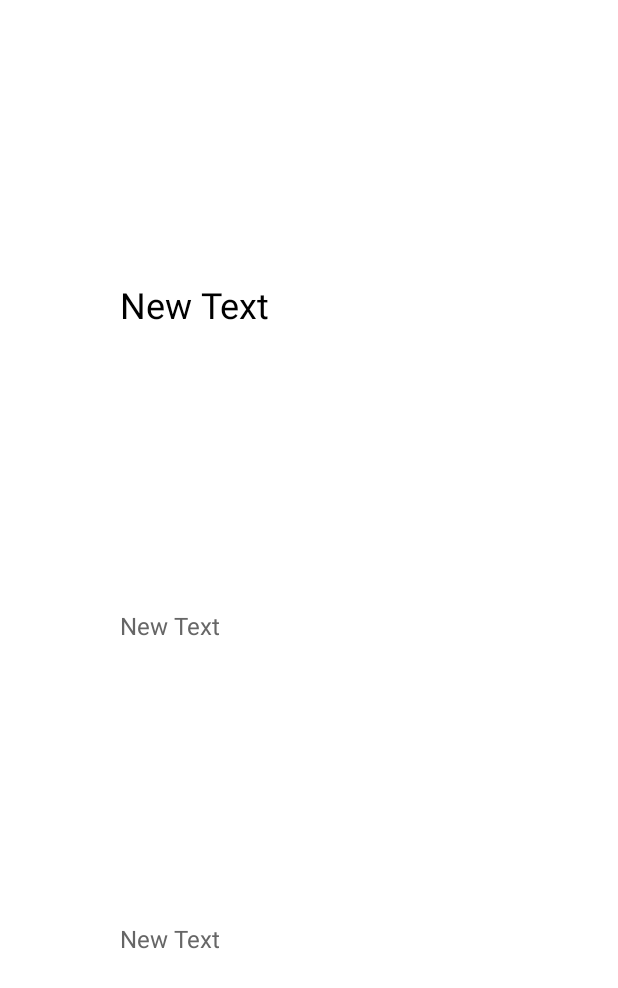
After one commit to garam0410/BPM-Service, an Android app: the layout searchlist_item.xml on its own in the app's theme, with its tools: preview values and no code run, on a phone screen of 412 x 824 dp. The commit adds this screen. Shown: the top 988 px of the screen. Run offline under Robolectric (Android 15) with nearby library versions, the phone set to English and light mode, and no system bars.

Commit message:
검색 화면 구현

```diff
--- a/Application/build.gradle
+++ b/Application/build.gradle
@@ -2,6 +2,7 @@
 buildscript {
     repositories {
         google()
+        mavenCentral()
         jcenter()
     }
     dependencies {
--- a/Application/mobile/build.gradle
+++ b/Application/mobile/build.gradle
@@ -33,6 +33,8 @@ dependencies {
     implementation 'com.google.android.material:material:1.3.0'
     implementation 'com.google.android.gms:play-services-wearable:17.1.0'
     implementation 'androidx.constraintlayout:constraintlayout:2.0.4'
+    implementation 'com.github.bumptech.glide:glide:4.9.0'
+    annotationProcessor 'com.github.bumptech.glide:compiler:4.9.0'
     testImplementation 'junit:junit:4.+'
     androidTestImplementation 'androidx.test.ext:junit:1.1.2'
     androidTestImplementation 'androidx.test.espresso:espresso-core:3.3.0'
--- a/Application/mobile/src/main/java/com/example/bpm_service/MainActivity.java
+++ b/Application/mobile/src/main/java/com/example/bpm_service/MainActivity.java
@@ -1,6 +1,7 @@
 package com.example.bpm_service;
 
 import androidx.annotation.NonNull;
+import androidx.appcompat.app.ActionBar;
 import androidx.appcompat.app.AppCompatActivity;
 import androidx.fragment.app.Fragment;
 import androidx.fragment.app.FragmentManager;
@@ -32,6 +33,10 @@ public class MainActivity extends AppCompatActivity {
     protected void onCreate(Bundle savedInstanceState) {
         super.onCreate(savedInstanceState);
         setContentView(R.layout.activity_main);
+
+        //상단바 숨기기
+        ActionBar actionBar = getSupportActionBar();
+        actionBar.hide();
 
         bottomNavigationView = findViewById(R.id.bottomNavigationBar);
         bottomNavigationView.setSelectedItemId(R.id.action_home);
--- a/Application/mobile/src/main/java/com/example/bpm_service/home/HomeActivity.java
+++ b/Application/mobile/src/main/java/com/example/bpm_service/home/HomeActivity.java
@@ -2,6 +2,7 @@ package com.example.bpm_service.home;
 
 import androidx.annotation.NonNull;
 import androidx.annotation.Nullable;
+import androidx.appcompat.app.ActionBar;
 import androidx.appcompat.app.AppCompatActivity;
 import androidx.fragment.app.Fragment;
 
@@ -11,13 +12,15 @@ import android.view.LayoutInflater;
 import android.view.View;
 import android.view.ViewGroup;
 
+import com.example.bpm_service.MainActivity;
 import com.example.bpm_service.R;
 
 public class HomeActivity extends Fragment {
     public View onCreateView(@NonNull LayoutInflater inflater, @Nullable ViewGroup container, @Nullable Bundle saveInstanceState){
         View view = inflater.inflate(R.layout.activity_home, container, false);
 
-        //정의
+        ActionBar actionbar = ((MainActivity)getActivity()).getSupportActionBar();
+        actionbar.hide();
 
         return view;
     }
--- a/Application/mobile/src/main/java/com/example/bpm_service/login/FindActivity.java
+++ b/Application/mobile/src/main/java/com/example/bpm_service/login/FindActivity.java
@@ -1,5 +1,6 @@
 package com.example.bpm_service.login;
 
+import androidx.appcompat.app.ActionBar;
 import androidx.appcompat.app.AppCompatActivity;
 
 import android.app.AlertDialog;
@@ -32,6 +33,10 @@ public class FindActivity extends AppCompatActivity {
     protected void onCreate(Bundle savedInstanceState) {
         super.onCreate(savedInstanceState);
         setContentView(R.layout.activity_find);
+
+        //상단바 숨기기
+        ActionBar actionBar = getSupportActionBar();
+        actionBar.hide();
 
         // 로딩 정의
         progressDialog = new ProgressDialog(this);
--- a/Application/mobile/src/main/java/com/example/bpm_service/login/LoginActivity.java
+++ b/Application/mobile/src/main/java/com/example/bpm_service/login/LoginActivity.java
@@ -1,5 +1,6 @@
 package com.example.bpm_service.login;
 
+import androidx.appcompat.app.ActionBar;
 import androidx.appcompat.app.AppCompatActivity;
 
 import android.app.AlertDialog;
@@ -38,6 +39,10 @@ public class LoginActivity extends AppCompatActivity {
     protected void onCreate(Bundle savedInstanceState) {
         super.onCreate(savedInstanceState);
         setContentView(R.layout.activity_login);
+
+        //상단바 숨기기
+        ActionBar actionBar = getSupportActionBar();
+        actionBar.hide();
 
         // 로딩 정의
         progressDialog = new ProgressDialog(this);
--- a/Application/mobile/src/main/java/com/example/bpm_service/login/RegisterActivity.java
+++ b/Application/mobile/src/main/java/com/example/bpm_service/login/RegisterActivity.java
@@ -1,5 +1,6 @@
 package com.example.bpm_service.login;
 
+import androidx.appcompat.app.ActionBar;
 import androidx.appcompat.app.AppCompatActivity;
 
 import android.app.AlertDialog;
@@ -33,6 +34,10 @@ public class RegisterActivity extends AppCompatActivity {
     protected void onCreate(Bundle savedInstanceState) {
         super.onCreate(savedInstanceState);
         setContentView(R.layout.activity_register);
+
+        //상단바 숨기기
+        ActionBar actionBar = getSupportActionBar();
+        actionBar.hide();
 
         // 로딩 정의
         progressDialog = new ProgressDialog(this);
--- a/Application/mobile/src/main/java/com/example/bpm_service/splash/SplashActivity.java
+++ b/Application/mobile/src/main/java/com/example/bpm_service/splash/SplashActivity.java
@@ -1,5 +1,6 @@
 package com.example.bpm_service.splash;
 
+import androidx.appcompat.app.ActionBar;
 import androidx.appcompat.app.AppCompatActivity;
 
 import android.content.Intent;
@@ -17,6 +18,9 @@ public class SplashActivity extends AppCompatActivity {
         super.onCreate(savedInstanceState);
         setContentView(R.layout.activity_splash);
 
+        ActionBar actionBar = getSupportActionBar();
+        actionBar.hide();
+
         Handler handler = new Handler();
         handler.postDelayed(new splashHandler(), 1000);
     }
--- a/Application/mobile/src/main/java/com/example/bpm_service/uinfo/MyPageActivity.java
+++ b/Application/mobile/src/main/java/com/example/bpm_service/uinfo/MyPageActivity.java
@@ -2,6 +2,7 @@ package com.example.bpm_service.uinfo;
 
 import androidx.annotation.NonNull;
 import androidx.annotation.Nullable;
+import androidx.appcompat.app.ActionBar;
 import androidx.appcompat.app.AppCompatActivity;
 import androidx.fragment.app.Fragment;
 
@@ -10,6 +11,7 @@ import android.view.LayoutInflater;
 import android.view.View;
 import android.view.ViewGroup;
 
+import com.example.bpm_service.MainActivity;
 import com.example.bpm_service.R;
 
 public class MyPageActivity extends Fragment {
@@ -17,6 +19,9 @@ public class MyPageActivity extends Fragment {
         View view = inflater.inflate(R.layout.activity_mypage, container, false);
 
         //정의
+        ActionBar actionbar = ((MainActivity)getActivity()).getSupportActionBar();
+        actionbar.setTitle(R.string.myPage);
+        actionbar.show();
 
         return view;
     }
--- /dev/null
+++ b/Application/mobile/src/main/res/layout/searchlist_item.xml
@@ -0,0 +1,47 @@
+<?xml version="1.0" encoding="utf-8"?>
+<LinearLayout xmlns:android="http://schemas.android.com/apk/res/android"
+    android:orientation="horizontal" android:layout_width="match_parent"
+    android:layout_height="match_parent">
+
+    <ImageView
+        android:layout_width="100dp"
+        android:layout_height="match_parent"
+        android:id="@+id/image"
+        android:layout_gravity="center"
+        android:layout_weight="1" />
+
+    <LinearLayout
+        android:orientation="vertical"
+        android:layout_width="match_parent"
+        android:layout_height="match_parent"
+        android:layout_weight="4">
+
+        <TextView
+            android:layout_width="match_parent"
+            android:layout_height="wrap_content"
+            android:text="New Text"
+            android:id="@+id/title"
+            android:textSize="24dp"
+            android:textColor="#000000"
+            android:gravity="center_vertical"
+            android:layout_weight="2" />
+
+        <TextView
+            android:layout_width="match_parent"
+            android:layout_height="wrap_content"
+            android:text="New Text"
+            android:id="@+id/director"
+            android:textSize="16dp"
+            android:textColor="#666666"
+            android:layout_weight="1" />
+        <TextView
+            android:layout_width="match_parent"
+            android:layout_height="wrap_content"
+            android:text="New Text"
+            android:id="@+id/actor"
+            android:textSize="16dp"
+            android:textColor="#666666"
+            android:layout_weight="1" />
+    </LinearLayout>
+
+</LinearLayout>
--- a/Application/mobile/src/main/res/values/strings.xml
+++ b/Application/mobile/src/main/res/values/strings.xml
@@ -1,4 +1,8 @@
 <resources>
     <string name="app_name">Movie by Heart</string>
     <string name="IP">http://118.67.132.152:</string>
+
+    <string name="myPage">마이 페이지</string>
+    <string name="scan">QR 코드 스캔</string>
+    <string name="searchResult">검색 결과</string>
 </resources>
--- a/Application/mobile/src/main/res/values/themes.xml
+++ b/Application/mobile/src/main/res/values/themes.xml
@@ -12,8 +12,8 @@
         <!-- Status bar color. -->
         <item name="android:statusBarColor" tools:targetApi="l">?attr/colorPrimaryVariant</item>
         <!-- Customize your theme here. -->
-        <item name = "windowActionBar">false</item>
-        <item name = "windowNoTitle">true</item>
+<!--        <item name = "windowActionBar">false</item>-->
+<!--        <item name = "windowNoTitle">true</item>-->
         <item name="colorControlHighlight">#0000ff</item>
     </style>
 </resources>
```
Also changed, not shown: Application/mobile/src/main/java/com/example/bpm_service/connection/MovieInformationServer.java (added, +25 -0 lines), Application/mobile/src/main/java/com/example/bpm_service/dto/MovieDto.java (added, +70 -0 lines), Application/mobile/src/main/java/com/example/bpm_service/search/ParseData.java (added, +40 -0 lines), Application/mobile/src/main/java/com/example/bpm_service/search/SearchActivity.java (+71 -2 lines), Application/mobile/src/main/java/com/example/bpm_service/search/SearchListAdapter.java (added, +76 -0 lines), Application/mobile/src/main/java/com/example/bpm_service/search/SearchListItem.java (added, +40 -0 lines), Application/mobile/src/main/res/layout/activity_search.xml (+53 -4 lines).
